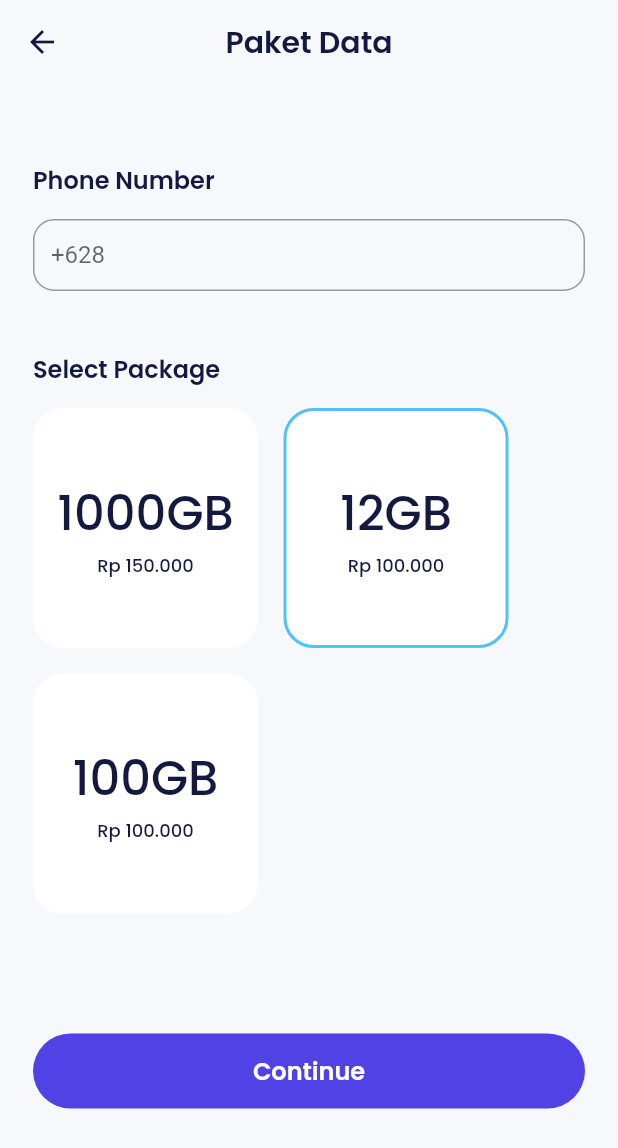
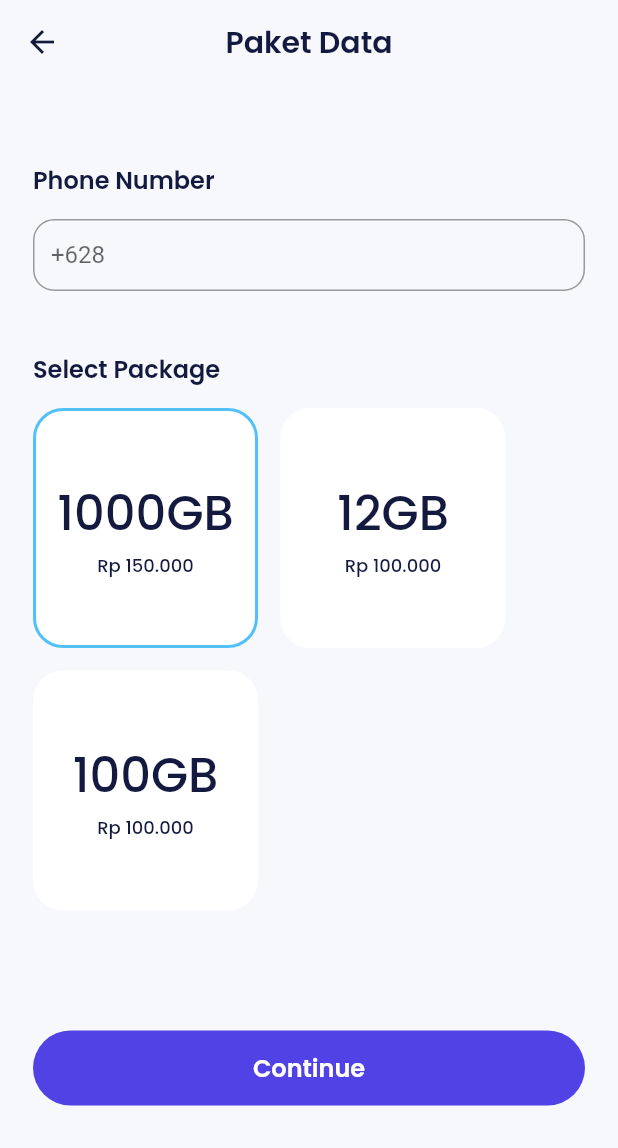
Before and after one commit to ugunNet21/flutter_bankv3, a Flutter app: the DataPackagePage screen opened by its route, on a phone screen of 412 x 824 dp. Shown: the top 1148 px of the screen. Run offline on Flutter 3.47's test engine with Material 2 defaults, Android fonts, the phone set to English and light mode, and no system bars; our stand-ins replace another_flushbar, carousel_slider, google_fonts.

Commit message:
update finish 1 design ui until snackbar'

```diff
--- a/lib/ui/pages/data_package_page.dart
+++ b/lib/ui/pages/data_package_page.dart
@@ -49,17 +49,18 @@ class DataPackagePage extends StatelessWidget {
             height: 14,
           ),
           Wrap(
-            spacing: 17,
-            runSpacing: 17,
+            spacing: 15,
+            runSpacing: 15,
             children: [
               PackageItem(
                 amount: 1000,
                 price: 150000,
+                isSelected: true,
               ),
               PackageItem(
                 amount: 12,
                 price: 100000,
-                isSelected: true,
+                isSelected: false,
               ),
               PackageItem(
                 amount: 100,
```
